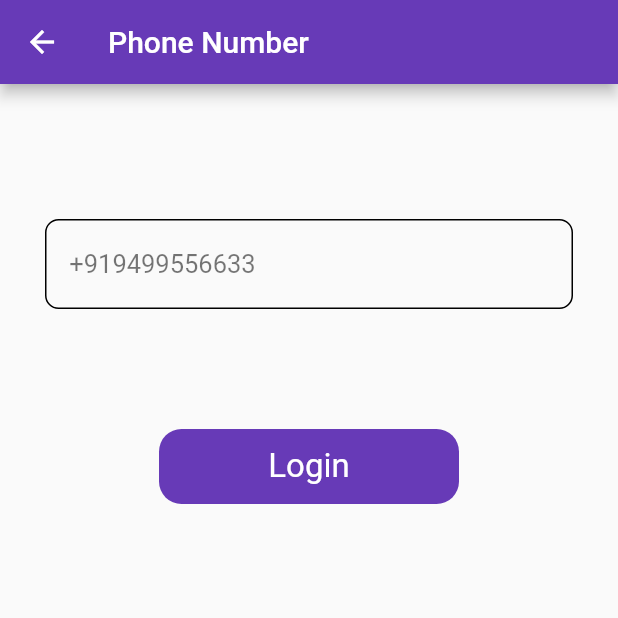
After one commit to keyursavani/firebase-tutorial, a Flutter app: the screen it shows after launch, after a tap on "Login", after a tap on "Login With Phone", on a phone screen of 412 x 824 dp, the top half of it. The commit adds this screen. Run offline on Flutter 3.47's test engine with Material 2 defaults, Android fonts, the phone set to English and light mode, and no system bars; our stand-ins replace firebase_auth, firebase_core, fluttertoast; accounts and stored records are empty.

Commit message:
final commite

```diff
--- a/lib/Utils/utils.dart
+++ b/lib/Utils/utils.dart
@@ -8,7 +8,7 @@ class Utils{
         toastLength: Toast.LENGTH_SHORT,
         gravity: ToastGravity.BOTTOM,
         timeInSecForIosWeb: 1,
-        backgroundColor: Colors.red,
+        backgroundColor: Colors.black54,
         textColor: Colors.white,
         fontSize: 16.0
     );
--- a/lib/firebase_services/splash_services.dart
+++ b/lib/firebase_services/splash_services.dart
@@ -1,11 +1,23 @@
 import 'dart:async';
+import 'package:firebase_auth/firebase_auth.dart';
 import 'package:firebase_tutorial/ui/auth/login_screen.dart';
+import 'package:firebase_tutorial/ui/post/post_screen.dart';
 import 'package:flutter/material.dart';
 
 class SplashServices{
   void isLogin(BuildContext context){
-    Timer(const Duration(seconds: 3),
-        ()=> Navigator.push(context, MaterialPageRoute(builder: (context) => LoginScreen()))
-    );
+    final auth = FirebaseAuth.instance;
+    final user = auth.currentUser;
+    if (user != null)
+      {
+        Timer(const Duration(seconds: 3),
+                ()=> Navigator.push(context, MaterialPageRoute(builder: (context) => const PostScreen()))
+        );
+      }
+    else{
+      Timer(const Duration(seconds: 3),
+              ()=> Navigator.push(context, MaterialPageRoute(builder: (context) => const LoginScreen()))
+      );
+    }
   }
 }
--- a/lib/main.dart
+++ b/lib/main.dart
@@ -15,6 +15,7 @@ class MyApp extends StatelessWidget {
   @override
   Widget build(BuildContext context) {
     return  MaterialApp(
+      debugShowCheckedModeBanner: false,
       theme: ThemeData(
         primarySwatch: Colors.deepPurple
       ),
--- a/lib/ui/auth/login_screen.dart
+++ b/lib/ui/auth/login_screen.dart
@@ -1,4 +1,8 @@
+import 'package:firebase_auth/firebase_auth.dart';
+import 'package:firebase_tutorial/Utils/utils.dart';
+import 'package:firebase_tutorial/ui/auth/login_with_phone_number.dart';
 import 'package:firebase_tutorial/ui/auth/signup_screen.dart';
+import 'package:firebase_tutorial/ui/post/post_screen.dart';
 import 'package:flutter/material.dart';
 import 'package:flutter/services.dart';
 
@@ -12,16 +16,44 @@ class LoginScreen extends StatefulWidget{
   }
 }
 class LoginScreenState extends State<LoginScreen>{
+  bool loading = false;
   final emailController  = TextEditingController();
   final passwordController  = TextEditingController();
   final _formKey = GlobalKey<FormState>();
+
   final enabledBorder = const OutlineInputBorder(
     borderRadius: BorderRadius.all(
       Radius.circular(9),
     ),
     borderSide: BorderSide(color: Colors.black),
   );
+  FirebaseAuth _auth = FirebaseAuth.instance;
 
+   void login(){
+     setState(() {
+       loading = true;
+     });
+     _auth.signInWithEmailAndPassword(
+         email: emailController.text,
+         password: passwordController.text).then((value) {
+               Utils().toastMessage(value.user!.email.toString());
+               setState(() {
+                 loading = false;
+               });
+               Navigator.push(
+                   context,
+                   MaterialPageRoute(builder: (context){
+                     return const PostScreen();
+                   })
+               );
+     }).onError((error, stackTrace) {
+       debugPrint(error.toString());
+       Utils().toastMessage(error.toString());
+       setState(() {
+         loading = false;
+       });
+     });
+   }
   @override
   void dispose(){
     super.dispose();
@@ -80,7 +112,7 @@ class LoginScreenState extends State<LoginScreen>{
                       child: TextFormField(
                         controller: passwordController,
                         cursorColor: Colors.black12,
-                        keyboardType: TextInputType.number,
+                        keyboardType: TextInputType.text,
                         style: const TextStyle(fontSize: 16, color: Color(0xFF19232d)),
                         validator: (value){
                           if(value!.isEmpty){
@@ -104,7 +136,7 @@ class LoginScreenState extends State<LoginScreen>{
                     InkWell(
                       onTap: (){
                         if(_formKey.currentState!.validate()){
-
+                          login();
                         }
                       },
                       child: Container(
@@ -114,9 +146,10 @@ class LoginScreenState extends State<LoginScreen>{
                           borderRadius: BorderRadius.all(Radius.circular(15)),
                           color: Colors.deepPurple,
                         ),
-                        child: const Align(
+                        child:  Align(
                           alignment: Alignment.center,
-                          child: Text("Login",style: TextStyle(
+                          child: loading ? const CircularProgressIndicator(strokeWidth: 3,color: Colors.white,)
+                          :  const Text("Login",style: TextStyle(
                             color: Colors.white,
                             fontSize: 22
                           ),),
@@ -139,7 +172,7 @@ class LoginScreenState extends State<LoginScreen>{
                     Navigator.push(
                       context,
                       MaterialPageRoute(builder: (context){
-                        return SignUpScreen();
+                        return const SignUpScreen();
                       })
                     );
                   },
@@ -150,8 +183,31 @@ class LoginScreenState extends State<LoginScreen>{
                   ),
                 ),
               ],
+            ),
+            const SizedBox(height: 40,),
+            InkWell(
+              onTap:  (){
+                Navigator.push(
+                  context,
+                MaterialPageRoute(builder: (context){
+                  return const LoginWithPhoneNumber();
+                }),
+                );
+              },
+              child: Padding(
+                padding:  const EdgeInsets.only(left: 30,right: 30),
+                child: Container(
+                  height: 50,
+                  decoration: BoxDecoration(
+                    borderRadius: const BorderRadius.all(Radius.circular(50)),
+                    border: Border.all(color: Colors.black),
+                  ),
+                  child: const Center(
+                    child: Text("Login With Phone"),
+                  ),
+                ),
+              ),
             )
-
           ],
         ),
       ),
--- /dev/null
+++ b/lib/ui/auth/login_with_phone_number.dart
@@ -0,0 +1,144 @@
+import 'package:firebase_auth/firebase_auth.dart';
+import 'package:firebase_tutorial/Utils/utils.dart';
+import 'package:firebase_tutorial/ui/auth/verify_code.dart';
+import 'package:flutter/material.dart';
+
+class LoginWithPhoneNumber extends StatefulWidget {
+  const LoginWithPhoneNumber({super.key});
+
+  @override
+  State<StatefulWidget> createState() {
+    // TODO: implement createState
+    return LoginWithPhoneNumberState();
+  }
+}
+
+class LoginWithPhoneNumberState extends State<LoginWithPhoneNumber> {
+  final phoneNumberController = TextEditingController();
+  final _formKey = GlobalKey<FormState>();
+  bool loading = false;
+  final FirebaseAuth _auth = FirebaseAuth.instance;
+
+  final enabledBorder = const OutlineInputBorder(
+    borderRadius: BorderRadius.all(
+      Radius.circular(9),
+    ),
+    borderSide: BorderSide(color: Colors.black),
+  );
+
+  @override
+  void dispose() {
+    super.dispose();
+    phoneNumberController.dispose();
+  }
+
+  @override
+  Widget build(BuildContext context) {
+    // TODO: implement build
+    return Scaffold(
+        appBar: AppBar(
+          title: const Text("Phone Number"),
+        ),
+        body: SingleChildScrollView(
+          child: Container(
+            padding: const EdgeInsets.only(left: 30, right: 30, top: 50),
+            child: Column(
+              children: [
+                Form(
+                    key: _formKey,
+                    child: Column(
+                      children: [
+                        Container(
+                          padding: const EdgeInsets.only(top: 40),
+                          child: TextFormField(
+                            controller: phoneNumberController,
+                            cursorColor: Colors.black12,
+                            style: const TextStyle(
+                                fontSize: 16, color: Color(0xFF19232d)),
+                            keyboardType: TextInputType.phone,
+                            validator: (value) {
+                              if (value!.isEmpty) {
+                                return "Enter phone number";
+                              }
+                              return null;
+                            },
+                            decoration: InputDecoration(
+                              hintText: " +919499556633",
+                              hintStyle: const TextStyle(
+                                  fontSize: 17, color: Colors.black54),
+                              enabledBorder: enabledBorder,
+                              border: enabledBorder,
+                              focusedBorder: enabledBorder,
+                              floatingLabelBehavior:
+                                  FloatingLabelBehavior.never,
+                            ),
+                          ),
+                        ),
+                        const SizedBox(
+                          height: 80,
+                        ),
+                        InkWell(
+                          onTap: () {
+                            setState(() {
+                              loading = true;
+                            });
+                            _auth.verifyPhoneNumber(
+                                phoneNumber: phoneNumberController.text,
+                                verificationCompleted: (_) {
+                                  setState(() {
+                                    loading = false;
+                                  });
+                                },
+                                verificationFailed: (e) {
+                                  setState(() {
+                                    loading = false;
+                                  });
+                                  Utils().toastMessage(e.toString());
+                                },
+                                codeSent: (String verificationId, int? token) {
+                                  Navigator.push(
+                                    context,
+                                      MaterialPageRoute(builder: (context) {
+                                    return VerifyPhoneNumber(verificationId: verificationId);
+                                  }),
+                                  );
+                                  setState(() {
+                                    loading = false;
+                                  });
+                                },
+                                codeAutoRetrievalTimeout: (e) {
+                                  Utils().toastMessage(e.toString());
+                                  setState(() {
+                                    loading = false;
+                                  });
+                                });
+                          },
+                          child: Container(
+                            height: 50,
+                            width: 200,
+                            decoration: const BoxDecoration(
+                              borderRadius:
+                                  BorderRadius.all(Radius.circular(15)),
+                              color: Colors.deepPurple,
+                            ),
+                            child:  Align(
+                              alignment: Alignment.center,
+                              child: loading ?
+                                  const CircularProgressIndicator(strokeWidth: 3,color: Colors.white,)
+                                      :
+                                  const Text(
+                                "Login",
+                                style: TextStyle(
+                                    color: Colors.white, fontSize: 22),
+                              ),
+                            ),
+                          ),
+                        )
+                      ],
+                    )),
+              ],
+            ),
+          ),
+        ));
+  }
+}
```
Also changed, not shown: lib/ui/auth/signup_screen.dart (+7 -7 lines), lib/ui/auth/verify_code.dart (added, +134 -0 lines), lib/ui/post/post_screen.dart (added, +48 -0 lines).
